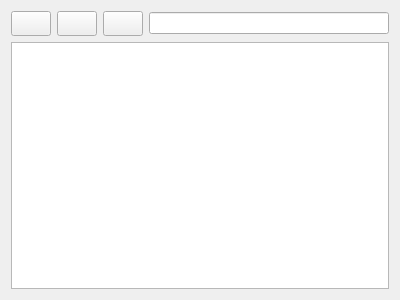
Before: the Qt Designer form assets/ui/genesSelectionWidget.ui in jfnavarro/st_viewer, drawn with Qt 5.
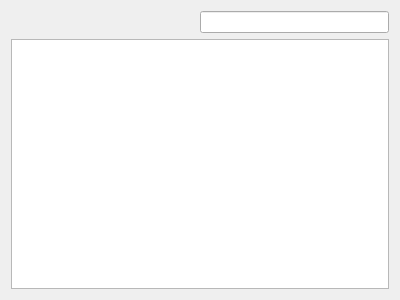
After: the same form once the commit is applied. Custom widgets are drawn as their Qt base class.

The edit to the form file:
```diff
--- a/assets/ui/genesSelectionWidget.ui
+++ b/assets/ui/genesSelectionWidget.ui
@@ -19,85 +19,20 @@
      <item>
       <layout class="QHBoxLayout" name="selctionBottonsLayout">
        <item>
-        <widget class="QPushButton" name="saveSelection">
-         <property name="sizePolicy">
-          <sizepolicy hsizetype="Minimum" vsizetype="Minimum">
-           <horstretch>0</horstretch>
-           <verstretch>0</verstretch>
-          </sizepolicy>
+        <spacer name="horizontalSpacer">
+         <property name="orientation">
+          <enum>Qt::Horizontal</enum>
          </property>
-         <property name="minimumSize">
+         <property name="sizeHint" stdset="0">
           <size>
-           <width>25</width>
-           <height>25</height>
+           <width>40</width>
+           <height>20</height>
           </size>
          </property>
-         <property name="toolTip">
-          <string>Save the current selection</string>
-         </property>
-         <property name="statusTip">
-          <string>Save the current selection</string>
-         </property>
-         <property name="whatsThis">
-          <string>Save the current selection</string>
-         </property>
-         <property name="text">
-          <string/>
-         </property>
-        </widget>
+        </spacer>
        </item>
        <item>
-        <widget class="QPushButton" name="exportSelection">
-         <property name="minimumSize">
-          <size>
-           <width>25</width>
-           <height>25</height>
-          </size>
-         </property>
-         <property name="toolTip">
-          <string>Export the current selection to a file</string>
-         </property>
-         <property name="statusTip">
-          <string>Export the current selection to a file</string>
-         </property>
-         <property name="whatsThis">
-          <string>Export the current selection to a file</string>
-         </property>
-         <property name="text">
-          <string/>
-         </property>
-        </widget>
-       </item>
-       <item>
-        <widget class="QPushButton" name="clearSelection">
-         <property name="sizePolicy">
-          <sizepolicy hsizetype="Minimum" vsizetype="Minimum">
-           <horstretch>0</horstretch>
-           <verstretch>0</verstretch>
-          </sizepolicy>
-         </property>
-         <property name="minimumSize">
-          <size>
-           <width>25</width>
-           <height>25</height>
-          </size>
-         </property>
-         <property name="toolTip">
-          <string>Clear the current selection</string>
-         </property>
-         <property name="statusTip">
-          <string>Clear the current selection</string>
-         </property>
-         <property name="whatsThis">
-          <string>Clear the current selection</string>
-         </property>
-         <property name="text">
-          <string/>
-         </property>
-        </widget>
-       </item>
-       <item>
-        <widget class="QLineEdit" name="geneSelectionFilterLineEdit">
+        <widget class="QLineEdit" name="searchField">
          <property name="minimumSize">
           <size>
            <width>50</width>
@@ -130,7 +65,7 @@
       </layout>
      </item>
      <item>
-      <widget class="GeneSelectionTableView" name="selections_tableview">
+      <widget class="QTableView" name="tableview">
        <property name="sizePolicy">
         <sizepolicy hsizetype="Expanding" vsizetype="MinimumExpanding">
          <horstretch>0</horstretch>
@@ -188,13 +123,6 @@
    </item>
   </layout>
  </widget>
- <customwidgets>
-  <customwidget>
-   <class>GeneSelectionTableView</class>
-   <extends>QTableView</extends>
-   <header>viewTables/GeneSelectionTableView.h</header>
-  </customwidget>
- </customwidgets>
  <resources/>
  <connections/>
 </ui>
```
Left out of the diff: 6 changed lines with no effect on the pictures.
